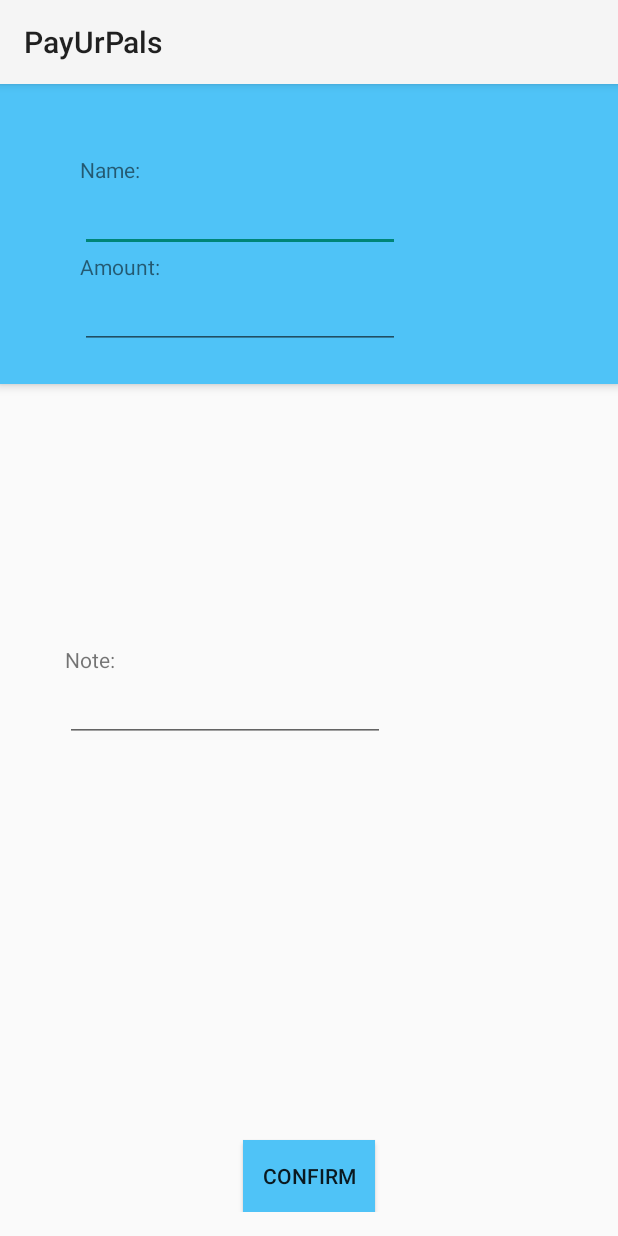
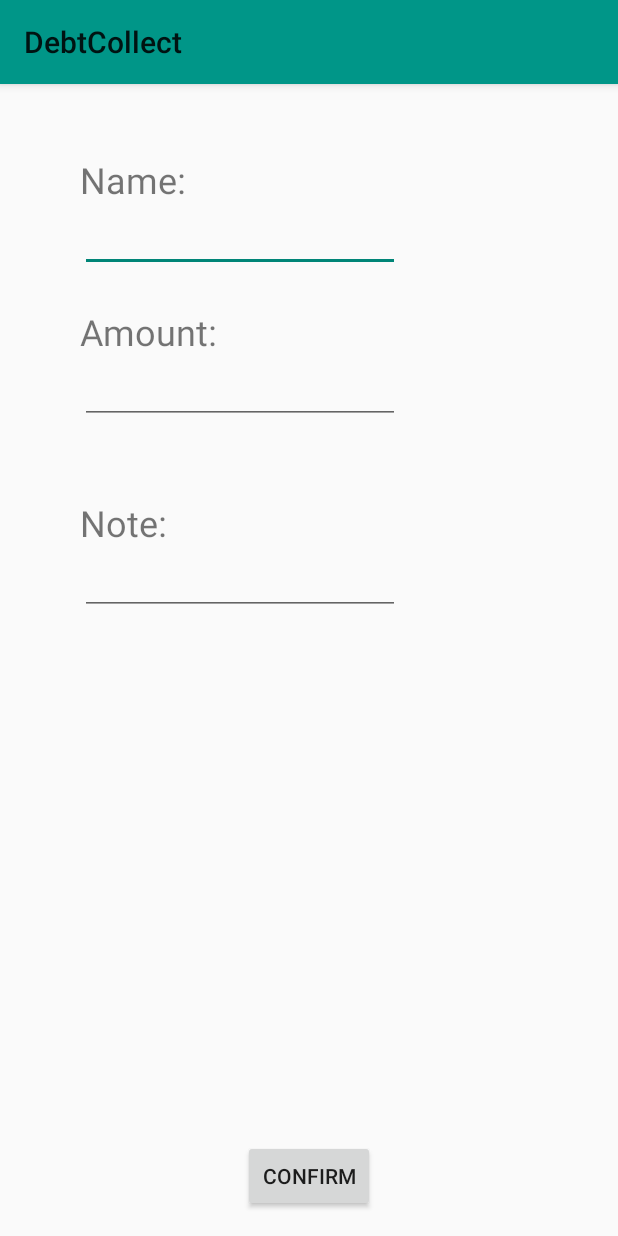
Before and after one commit to JeffSeto/EngMathHack, an Android app: the layout activity_add_bill.xml on its own in the app's theme, with its tools: preview values and no code run, on a phone screen of 412 x 824 dp. Run offline under Robolectric (Android 15) with nearby library versions, the phone set to English and light mode, and no system bars.

Commit message:
Final Code Commit

```diff
--- a/EngMathHack/app/src/main/res/layout/activity_add_bill.xml
+++ b/EngMathHack/app/src/main/res/layout/activity_add_bill.xml
@@ -9,13 +9,6 @@
                 android:paddingTop="0dp"
                 tools:context="com.example.jeffrey.engmathhack.Add_Bill">
 
-    <RelativeLayout
-        android:elevation="4dp"
-        android:background="#4FC3F7"
-        android:layout_width="match_parent"
-        android:layout_height="200dp"
-        android:layout_alignParentTop="true"
-        android:layout_alignParentStart="true">
 
         <TextView
             android:layout_width="wrap_content"
@@ -25,7 +18,8 @@
             android:layout_marginStart="53dp"
             android:layout_alignParentTop="true"
             android:layout_alignParentStart="true"
-            android:layout_marginTop="47dp" />
+            android:layout_marginTop="47dp"
+            android:textSize="24dp"/>
 
         <EditText
             android:layout_width="wrap_content"
@@ -40,28 +34,31 @@
             android:layout_width="wrap_content"
             android:layout_height="wrap_content"
             android:text="Amount:"
+            android:id="@+id/valueLabel"
+            android:textSize="24dp"
             android:layout_below="@+id/name"
             android:layout_alignStart="@+id/name"
-            android:id="@+id/valueLabel" />
+            android:layout_marginTop="23dp"/>
 
         <EditText
             android:layout_width="wrap_content"
             android:layout_height="wrap_content"
             android:id="@+id/amount"
+            android:inputType="numberDecimal"
             android:layout_below="@+id/valueLabel"
             android:layout_alignStart="@+id/valueLabel"
             android:layout_alignEnd="@+id/name" />
-
-    </RelativeLayout>
 
     <TextView
         android:layout_width="wrap_content"
         android:layout_height="wrap_content"
         android:text="Note:"
         android:id="@+id/noteLabel"
-        android:layout_marginStart="43dp"
-        android:layout_centerVertical="true"
-        android:layout_alignParentStart="true" />
+        android:textSize="24dp"
+        android:textIsSelectable="false"
+        android:layout_marginTop="49dp"
+        android:layout_below="@+id/amount"
+        android:layout_alignStart="@+id/note"/>
 
     <EditText
         android:layout_width="wrap_content"
@@ -70,10 +67,9 @@
         android:ems="10"
         android:id="@+id/note"
         android:layout_below="@+id/noteLabel"
-        android:layout_alignStart="@+id/noteLabel" />
+        android:layout_alignStart="@+id/amount"/>
 
     <Button
-        android:background="#4FC3F7"
         android:elevation="2dp"
         android:layout_width="wrap_content"
         android:layout_height="wrap_content"
--- a/EngMathHack/app/src/main/res/layout/activity_main.xml
+++ b/EngMathHack/app/src/main/res/layout/activity_main.xml
@@ -33,7 +33,7 @@
     <Button
         android:layout_width="wrap_content"
         android:layout_height="wrap_content"
-        android:text="New Button"
+        android:text="New Bill"
         android:id="@+id/add"
         android:layout_alignParentBottom="true"
         android:layout_centerHorizontal="true"
--- a/EngMathHack/app/src/main/res/values-v21/styles.xml
+++ b/EngMathHack/app/src/main/res/values-v21/styles.xml
@@ -1,5 +1,6 @@
 <?xml version="1.0" encoding="utf-8"?>
 <resources>
     <style name="AppTheme" parent="android:Theme.Material.Light">
+        <item name = "android:colorPrimary">#009688</item>
     </style>
 </resources>
--- a/EngMathHack/app/src/main/res/values/strings.xml
+++ b/EngMathHack/app/src/main/res/values/strings.xml
@@ -1,7 +1,6 @@
 <resources>
-    <string name="app_name">PayUrPals</string>
+    <string name="app_name">DebtCollect</string>
 
     <string name="action_settings">Settings</string>
     <string name="title_activity_pay__bill">Pay Bill</string>
-    <string name="title_activity_main2">Main2Activity</string>
 </resources>
```
Also changed, not shown: EngMathHack/app/src/main/java/com/example/jeffrey/engmathhack/Add_bill.java (+6 -1 lines), EngMathHack/app/src/main/java/com/example/jeffrey/engmathhack/BillAdapter.java (+4 -4 lines), EngMathHack/app/src/main/java/com/example/jeffrey/engmathhack/Pay_Bill.java (+7 -0 lines), EngMathHack/app/src/main/res/layout/activity_pay__bill.xml (+8 -11 lines), EngMathHack/app/src/main/res/layout/cards.xml (+8 -15 lines). Lines whose indentation alone changed are shown as unchanged.
